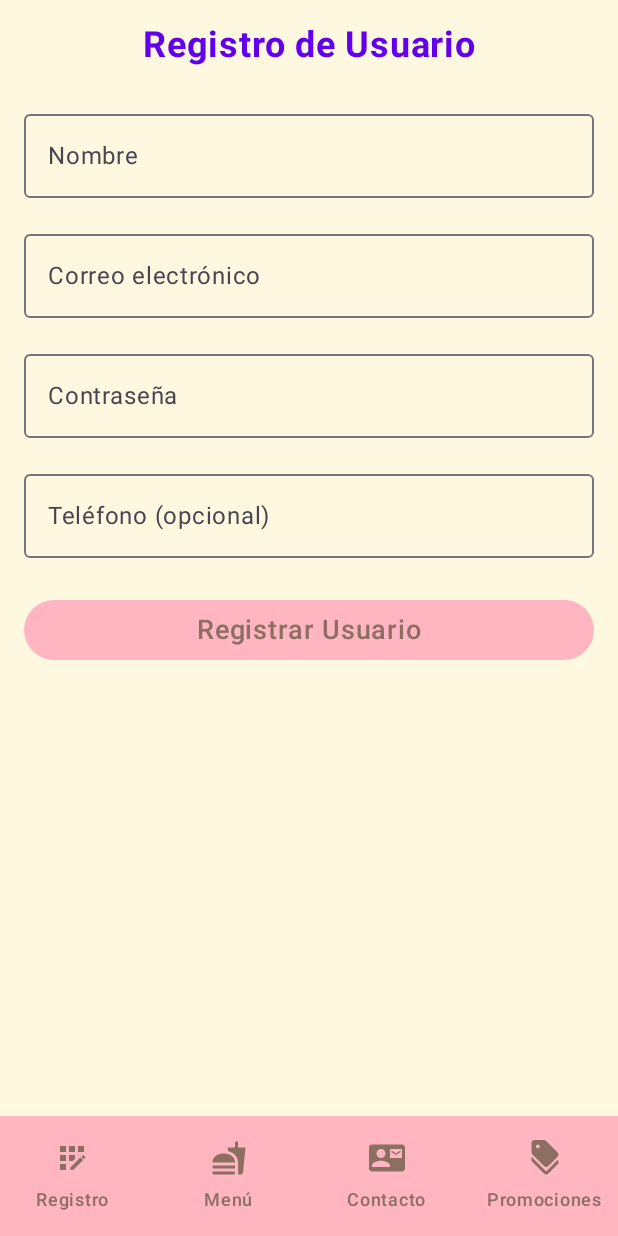
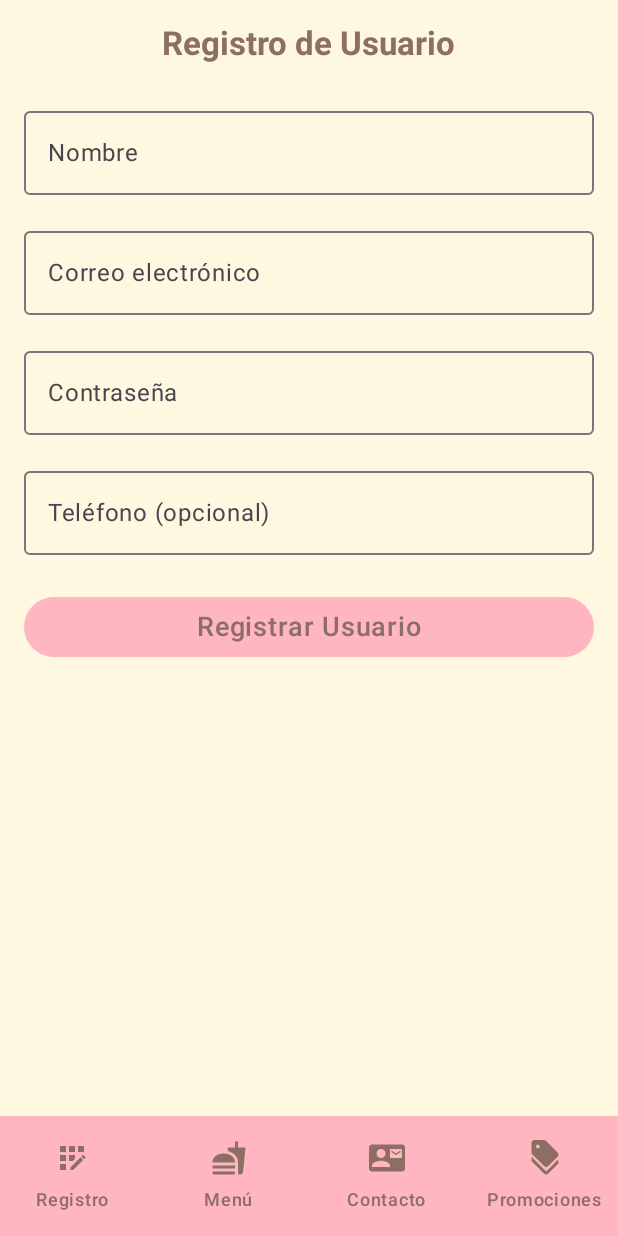
Before and after one commit to Yeider15/PasteleriaYY, an Android app built with Jetpack Compose: the registro screen opened through its navigation route, on a phone screen of 412 x 824 dp. Run offline under Robolectric (Android 15) with nearby library versions, the phone set to English and light mode, and no system bars.

Commit message:
color a la  pagina

```diff
--- a/app/src/main/java/com/example/pasteleriayy/ui/screens/RegistroScreen.kt
+++ b/app/src/main/java/com/example/pasteleriayy/ui/screens/RegistroScreen.kt
@@ -8,6 +8,7 @@ import androidx.compose.foundation.layout.height
 import androidx.compose.foundation.layout.padding
 import androidx.compose.foundation.layout.systemBarsPadding
 import androidx.compose.material3.Button
+import androidx.compose.material3.MaterialTheme
 import androidx.compose.material3.OutlinedTextField
 import androidx.compose.material3.Text
 import androidx.compose.runtime.Composable
@@ -46,11 +47,11 @@ fun FormularioValidacion(navController: NavController, modifier: Modifier = Modi
     ) {
         Text(
             text = "Registro de Usuario",
-            fontSize = 24.sp,
-            fontWeight = FontWeight.Bold,
-            color = Color(0xFF6200EE),
-            modifier = Modifier.padding(bottom = 24.dp)
+            style = MaterialTheme.typography.headlineSmall,
+            color = MaterialTheme.colorScheme.onBackground
+
         )
+        Spacer(modifier = Modifier.height(24.dp))
 
         OutlinedTextField(
             value = nombre,
@@ -95,6 +96,7 @@ fun FormularioValidacion(navController: NavController, modifier: Modifier = Modi
 
         Spacer(modifier = Modifier.height(16.dp))
 
+        // Campo de contraseña
         OutlinedTextField(
             value = contrasena,
             onValueChange = {
@@ -117,6 +119,7 @@ fun FormularioValidacion(navController: NavController, modifier: Modifier = Modi
 
         Spacer(modifier = Modifier.height(16.dp))
 
+        // Campo de teléfono (opcional)
         OutlinedTextField(
             value = telefono,
             onValueChange = { telefono = it },
@@ -126,13 +129,16 @@ fun FormularioValidacion(navController: NavController, modifier: Modifier = Modi
 
         Spacer(modifier = Modifier.height(24.dp))
 
+        // Botón para enviar
         Button(
             onClick = {
+                // Limpiar errores y mensaje previo
                 nombreError = ""
                 correoError = ""
                 contrasenaError = ""
                 mensajeExito = ""
 
+                // Validar campos
                 if (nombre.isBlank()) {
                     nombreError = "El nombre no puede estar vacío"
                 }
@@ -147,6 +153,7 @@ fun FormularioValidacion(navController: NavController, modifier: Modifier = Modi
                     contrasenaError = "Debe tener al menos 6 caracteres"
                 }
 
+                // Si no hay errores, crear el usuario
                 if (nombreError.isEmpty() && correoError.isEmpty() && contrasenaError.isEmpty()) {
                     val usuario = Usuario(
                         nombre = nombre,
```
